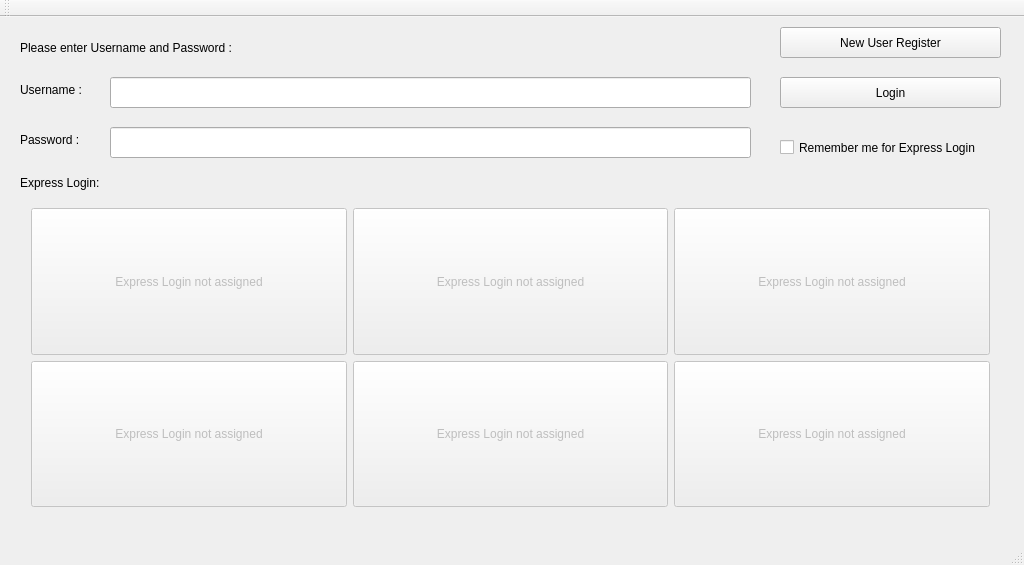
The window that GUI_Qt/SmartScale/login.ui (twschung/IoT-Smart-Scale) describes before a commit, drawn with Qt 5.
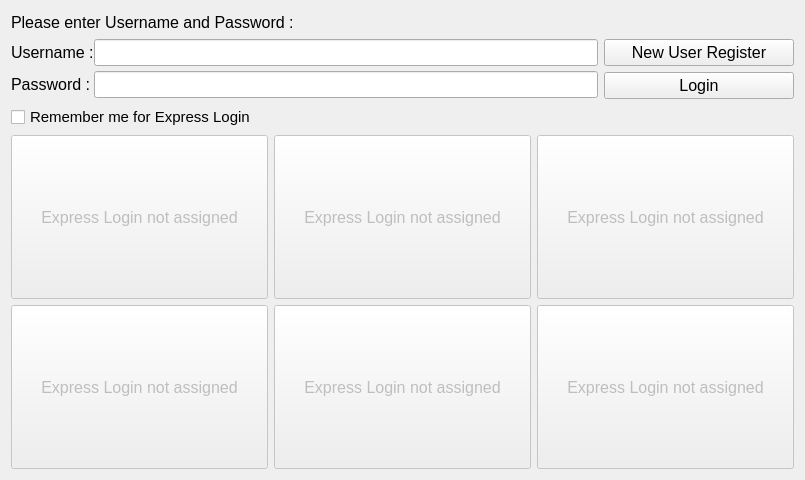
The same window after the commit.

Patch:
```diff
--- a/GUI_Qt/SmartScale/login.ui
+++ b/GUI_Qt/SmartScale/login.ui
@@ -6,97 +6,123 @@
    <rect>
     <x>0</x>
     <y>0</y>
-    <width>1024</width>
-    <height>565</height>
+    <width>805</width>
+    <height>480</height>
    </rect>
   </property>
   <property name="windowTitle">
    <string>smartScaleGUI</string>
   </property>
   <widget class="QWidget" name="centralWidget">
-   <widget class="QPushButton" name="btnLogin">
-    <property name="geometry">
-     <rect>
-      <x>780</x>
-      <y>60</y>
-      <width>221</width>
-      <height>31</height>
-     </rect>
+   <layout class="QGridLayout" name="gridLayout_2">
+    <item row="0" column="0">
+     <widget class="QLabel" name="lblTitle">
+      <property name="font">
+       <font>
+        <family>Helvetica</family>
+        <pointsize>12</pointsize>
+       </font>
     </property>
     <property name="text">
-     <string>Login</string>
-    </property>
-   </widget>
-   <widget class="QPushButton" name="btnRegister">
-    <property name="geometry">
-     <rect>
-      <x>780</x>
-      <y>10</y>
-      <width>221</width>
-      <height>31</height>
-     </rect>
-    </property>
-    <property name="text">
-     <string>New User Register</string>
-    </property>
-   </widget>
+       <string>Please enter Username and Password : </string>
+      </property>
+      <property name="scaledContents">
+       <bool>true</bool>
+      </property>
+     </widget>
+    </item>
+    <item row="1" column="0" rowspan="2" colspan="2">
+     <layout class="QFormLayout" name="formLayout">
+      <property name="labelAlignment">
+       <set>Qt::AlignLeading|Qt::AlignLeft|Qt::AlignVCenter</set>
+      </property>
+      <property name="horizontalSpacing">
+       <number>0</number>
+      </property>
+      <property name="verticalSpacing">
+       <number>5</number>
+      </property>
+      <item row="0" column="0">
    <widget class="QLabel" name="lblUsername">
-    <property name="geometry">
-     <rect>
-      <x>20</x>
-      <y>62</y>
-      <width>71</width>
-      <height>21</height>
-     </rect>
+        <property name="enabled">
+         <bool>true</bool>
+        </property>
+        <property name="minimumSize">
+         <size>
+          <width>78</width>
+          <height>0</height>
+         </size>
+        </property>
+        <property name="font">
+         <font>
+          <family>Helvetica</family>
+          <pointsize>12</pointsize>
+          <weight>50</weight>
+          <bold>false</bold>
+         </font>
     </property>
     <property name="text">
      <string>Username :</string>
     </property>
-   </widget>
+        <property name="indent">
+         <number>0</number>
+        </property>
+       </widget>
+      </item>
+      <item row="0" column="1">
+       <widget class="QLineEdit" name="txtUsername">
+        <property name="minimumSize">
+         <size>
+          <width>504</width>
+          <height>0</height>
+         </size>
+        </property>
+        <property name="font">
+         <font>
+          <family>Helvetica</family>
+          <pointsize>12</pointsize>
+         </font>
+        </property>
+       </widget>
+      </item>
+      <item row="1" column="0">
    <widget class="QLabel" name="lblPassword">
-    <property name="geometry">
-     <rect>
-      <x>20</x>
-      <y>112</y>
-      <width>81</width>
-      <height>21</height>
-     </rect>
+        <property name="minimumSize">
+         <size>
+          <width>78</width>
+          <height>0</height>
+         </size>
+        </property>
+        <property name="font">
+         <font>
+          <family>Helvetica</family>
+          <pointsize>12</pointsize>
+         </font>
     </property>
     <property name="text">
      <string>Password :</string>
     </property>
-   </widget>
-   <widget class="QLabel" name="lblTitle">
-    <property name="geometry">
-     <rect>
-      <x>20</x>
-      <y>10</y>
-      <width>281</width>
-      <height>41</height>
-     </rect>
-    </property>
-    <property name="text">
-     <string>Please enter Username and Password : </string>
-    </property>
-   </widget>
-   <widget class="QLineEdit" name="txtUsername">
-    <property name="geometry">
-     <rect>
-      <x>110</x>
-      <y>60</y>
-      <width>641</width>
-      <height>31</height>
-     </rect>
-    </property>
-   </widget>
+        <property name="scaledContents">
+         <bool>true</bool>
+        </property>
+        <property name="indent">
+         <number>0</number>
+        </property>
+       </widget>
+      </item>
+      <item row="1" column="1">
    <widget class="QLineEdit" name="txtPassword">
-    <property name="geometry">
-     <rect>
-      <x>110</x>
-      <y>110</y>
-      <width>641</width>
-      <height>31</height>
-     </rect>
+        <property name="minimumSize">
+         <size>
+          <width>504</width>
+          <height>0</height>
+         </size>
+        </property>
+        <property name="font">
+         <font>
+          <family>Helvetica</family>
+          <pointsize>12</pointsize>
+         </font>
     </property>
     <property name="inputMethodHints">
      <set>Qt::ImhHiddenText|Qt::ImhNoAutoUppercase|Qt::ImhNoPredictiveText|Qt::ImhSensitiveData</set>
@@ -108,15 +134,11 @@
      <enum>QLineEdit::Password</enum>
     </property>
    </widget>
+      </item>
+     </layout>
+    </item>
+    <item row="0" column="1">
    <widget class="QLabel" name="lblStatus">
-    <property name="geometry">
-     <rect>
-      <x>290</x>
-      <y>10</y>
-      <width>461</width>
-      <height>31</height>
-     </rect>
-    </property>
     <property name="font">
      <font>
       <pointsize>14</pointsize>
@@ -128,15 +150,34 @@
      <string/>
     </property>
    </widget>
-   <widget class="QWidget" name="gridLayoutWidget">
-    <property name="geometry">
-     <rect>
-      <x>20</x>
-      <y>180</y>
-      <width>981</width>
-      <height>321</height>
-     </rect>
-    </property>
+    </item>
+    <item row="1" column="2">
+     <widget class="QPushButton" name="btnRegister">
+      <property name="font">
+       <font>
+        <family>Helvetica</family>
+        <pointsize>12</pointsize>
+       </font>
+      </property>
+      <property name="text">
+       <string>New User Register</string>
+      </property>
+     </widget>
+    </item>
+    <item row="2" column="2">
+     <widget class="QPushButton" name="btnLogin">
+      <property name="font">
+       <font>
+        <family>Helvetica</family>
+        <pointsize>12</pointsize>
+       </font>
+      </property>
+      <property name="text">
+       <string>Login</string>
+      </property>
+     </widget>
+    </item>
+    <item row="4" column="0" colspan="3">
     <layout class="QGridLayout" name="gridLayout">
      <property name="sizeConstraint">
       <enum>QLayout::SetDefaultConstraint</enum>
@@ -147,42 +188,16 @@
         <bool>false</bool>
        </property>
        <property name="sizePolicy">
-        <sizepolicy hsizetype="Minimum" vsizetype="Expanding">
+         <sizepolicy hsizetype="Expanding" vsizetype="Expanding">
          <horstretch>0</horstretch>
          <verstretch>0</verstretch>
         </sizepolicy>
        </property>
-       <property name="text">
-        <string>Express Login not assigned</string>
-       </property>
-      </widget>
-     </item>
-     <item row="1" column="1">
-      <widget class="QPushButton" name="btnExpressUser_5">
-       <property name="enabled">
-        <bool>false</bool>
-       </property>
-       <property name="sizePolicy">
-        <sizepolicy hsizetype="Minimum" vsizetype="Expanding">
-         <horstretch>0</horstretch>
-         <verstretch>0</verstretch>
-        </sizepolicy>
-       </property>
-       <property name="text">
-        <string>Express Login not assigned</string>
-       </property>
-      </widget>
-     </item>
-     <item row="0" column="0">
-      <widget class="QPushButton" name="btnExpressUser_1">
-       <property name="enabled">
-        <bool>false</bool>
-       </property>
-       <property name="sizePolicy">
-        <sizepolicy hsizetype="Minimum" vsizetype="Expanding">
-         <horstretch>0</horstretch>
-         <verstretch>0</verstretch>
-        </sizepolicy>
+        <property name="font">
+         <font>
+          <family>Helvetica</family>
+          <pointsize>12</pointsize>
+         </font>
        </property>
        <property name="text">
         <string>Express Login not assigned</string>
@@ -195,10 +210,82 @@
         <bool>false</bool>
        </property>
        <property name="sizePolicy">
-        <sizepolicy hsizetype="Minimum" vsizetype="Expanding">
+         <sizepolicy hsizetype="Expanding" vsizetype="Expanding">
          <horstretch>0</horstretch>
          <verstretch>0</verstretch>
         </sizepolicy>
+        </property>
+        <property name="font">
+         <font>
+          <family>Helvetica</family>
+          <pointsize>12</pointsize>
+         </font>
+        </property>
+        <property name="text">
+         <string>Express Login not assigned</string>
+        </property>
+       </widget>
+      </item>
+      <item row="1" column="2">
+       <widget class="QPushButton" name="btnExpressUser_6">
+        <property name="enabled">
+         <bool>false</bool>
+        </property>
+        <property name="sizePolicy">
+         <sizepolicy hsizetype="Expanding" vsizetype="Expanding">
+          <horstretch>0</horstretch>
+          <verstretch>0</verstretch>
+         </sizepolicy>
+        </property>
+        <property name="font">
+         <font>
+          <family>Helvetica</family>
+          <pointsize>12</pointsize>
+         </font>
+        </property>
+        <property name="text">
+         <string>Express Login not assigned</string>
+        </property>
+       </widget>
+      </item>
+      <item row="0" column="0">
+       <widget class="QPushButton" name="btnExpressUser_1">
+        <property name="enabled">
+         <bool>false</bool>
+        </property>
+        <property name="sizePolicy">
+         <sizepolicy hsizetype="Expanding" vsizetype="Expanding">
+          <horstretch>0</horstretch>
+          <verstretch>0</verstretch>
+         </sizepolicy>
+        </property>
+        <property name="font">
+         <font>
+          <family>Helvetica</family>
+          <pointsize>12</pointsize>
+         </font>
+        </property>
+        <property name="text">
+         <string>Express Login not assigned</string>
+        </property>
+       </widget>
+      </item>
+      <item row="1" column="1">
+       <widget class="QPushButton" name="btnExpressUser_5">
+        <property name="enabled">
+         <bool>false</bool>
+        </property>
+        <property name="sizePolicy">
+         <sizepolicy hsizetype="Expanding" vsizetype="Expanding">
+          <horstretch>0</horstretch>
+          <verstretch>0</verstretch>
+         </sizepolicy>
+        </property>
+        <property name="font">
+         <font>
+          <family>Helvetica</family>
+          <pointsize>12</pointsize>
+         </font>
        </property>
        <property name="text">
         <string>Express Login not assigned</string>
@@ -211,26 +298,16 @@
         <bool>false</bool>
        </property>
        <property name="sizePolicy">
-        <sizepolicy hsizetype="Minimum" vsizetype="Expanding">
+         <sizepolicy hsizetype="Expanding" vsizetype="Expanding">
          <horstretch>0</horstretch>
          <verstretch>0</verstretch>
         </sizepolicy>
        </property>
-       <property name="text">
-        <string>Express Login not assigned</string>
-       </property>
-      </widget>
-     </item>
-     <item row="1" column="2">
-      <widget class="QPushButton" name="btnExpressUser_6">
-       <property name="enabled">
-        <bool>false</bool>
-       </property>
-       <property name="sizePolicy">
-        <sizepolicy hsizetype="Minimum" vsizetype="Expanding">
-         <horstretch>0</horstretch>
-         <verstretch>0</verstretch>
-        </sizepolicy>
+        <property name="font">
+         <font>
+          <family>Helvetica</family>
+          <pointsize>12</pointsize>
+         </font>
        </property>
        <property name="text">
         <string>Express Login not assigned</string>
@@ -238,53 +315,22 @@
       </widget>
      </item>
     </layout>
-   </widget>
+    </item>
+    <item row="3" column="0" colspan="2">
    <widget class="QCheckBox" name="chkExpressLogin">
-    <property name="geometry">
-     <rect>
-      <x>780</x>
-      <y>110</y>
-      <width>221</width>
-      <height>41</height>
-     </rect>
+      <property name="font">
+       <font>
+        <family>Helvetica</family>
+        <pointsize>11</pointsize>
+       </font>
     </property>
     <property name="text">
      <string>Remember me for Express Login</string>
     </property>
    </widget>
-   <widget class="QLabel" name="lblTitle_2">
-    <property name="geometry">
-     <rect>
-      <x>20</x>
-      <y>150</y>
-      <width>281</width>
-      <height>31</height>
-     </rect>
-    </property>
-    <property name="text">
-     <string>Express Login:</string>
-    </property>
-   </widget>
-  </widget>
-  <widget class="QMenuBar" name="menuBar">
-   <property name="geometry">
-    <rect>
-     <x>0</x>
-     <y>0</y>
-     <width>1024</width>
-     <height>21</height>
-    </rect>
-   </property>
-  </widget>
-  <widget class="QToolBar" name="mainToolBar">
-   <attribute name="toolBarArea">
-    <enum>TopToolBarArea</enum>
-   </attribute>
-   <attribute name="toolBarBreak">
-    <bool>false</bool>
-   </attribute>
-  </widget>
-  <widget class="QStatusBar" name="statusBar"/>
+    </item>
+   </layout>
+  </widget>
  </widget>
  <layoutdefault spacing="6" margin="11"/>
  <resources/>
```
Left out of the diff: 13 changed lines with no effect on the pictures. Lines whose indentation alone changed are shown as unchanged.
